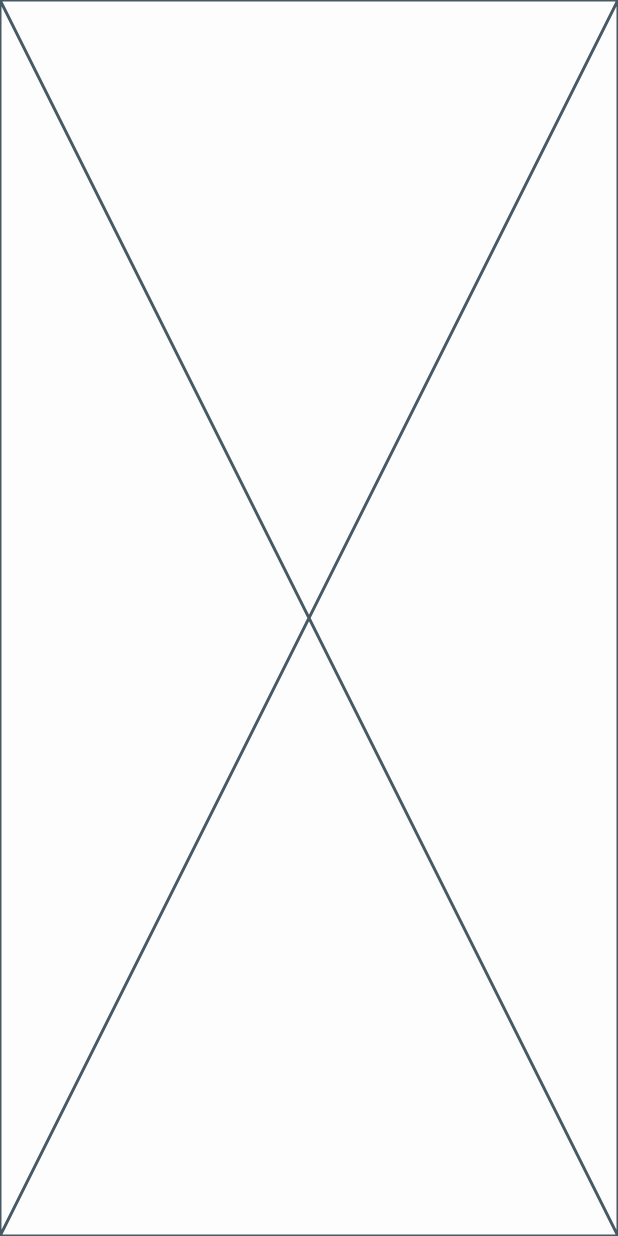
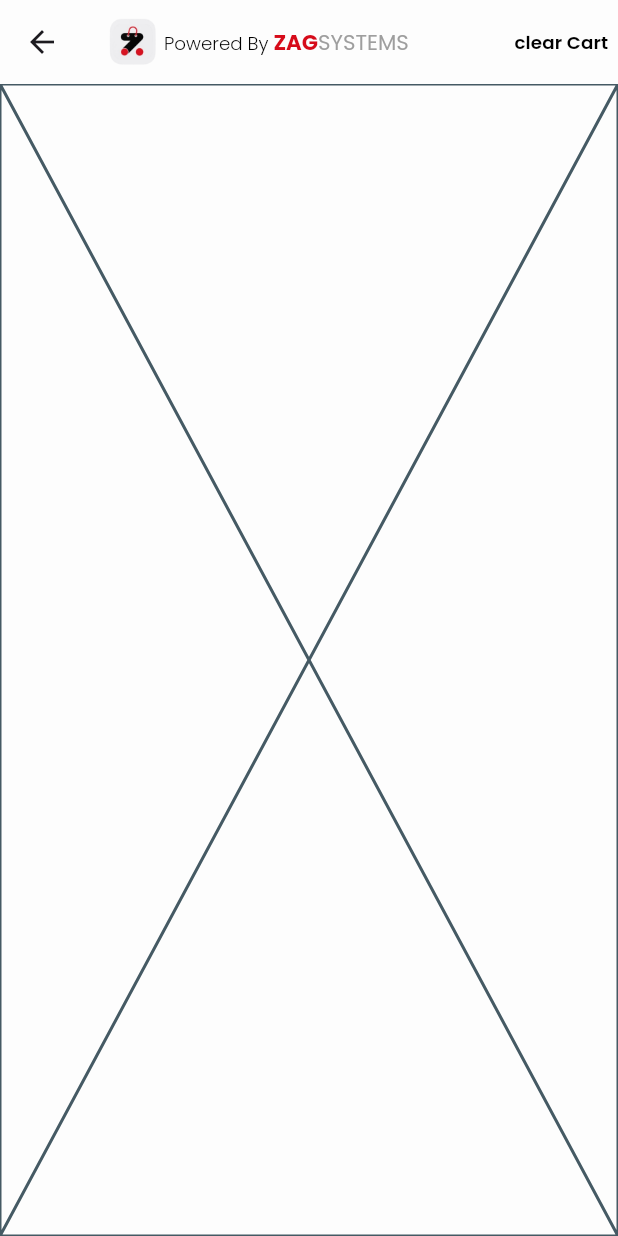
Before and after one commit to basmalahesham/z_store_app, a Flutter app: the CartView screen opened directly, on a phone screen of 412 x 824 dp. Run offline on Flutter 3.47's test engine with Material 3 defaults, Android fonts, the phone set to English and light mode, and no system bars; our stand-ins replace flutter_screenutil, google_fonts.

Commit message:
create custom_app_bar.dart & custom_text_button.dart

```diff
--- a/lib/core/theming/styles/text_styles.dart
+++ b/lib/core/theming/styles/text_styles.dart
@@ -1,10 +1,27 @@
 import 'package:flutter/material.dart';
 import 'package:flutter_screenutil/flutter_screenutil.dart';
+import 'package:google_fonts/google_fonts.dart';
+import 'package:z_store_app/core/theming/colors.dart';
 
 abstract class TextStyles {
-  static TextStyle bold30 = TextStyle(
-    color: Colors.white,
-    fontSize: 30.sp,
+  static TextStyle w300Black12 = GoogleFonts.poppins(
+    color: Colors.black,
+    fontSize: 12.sp,
+    fontWeight: FontWeight.w300,
+  );
+  static TextStyle w600Black12 = GoogleFonts.poppins(
+    color: Colors.black,
+    fontSize: 12.sp,
+    fontWeight: FontWeight.w600,
+  );
+  static TextStyle bold14Red = GoogleFonts.poppins(
+    color: ColorsManager.kSecondaryColor,
+    fontSize: 14.sp,
     fontWeight: FontWeight.bold,
   );
+  static TextStyle w400Gray14 = GoogleFonts.poppins(
+    color: Colors.grey,
+    fontSize: 14.sp,
+    fontWeight: FontWeight.w400,
+  );
 }
--- /dev/null
+++ b/lib/core/widgets/custom_app_bar.dart
@@ -0,0 +1,41 @@
+import 'package:flutter/material.dart';
+import 'package:z_store_app/core/helper/space_extension.dart';
+import 'package:z_store_app/core/theming/colors.dart';
+import 'package:z_store_app/core/theming/styles/text_styles.dart';
+import 'package:z_store_app/generated/assets.dart';
+
+class CustomAppBar extends StatelessWidget implements PreferredSizeWidget {
+  const CustomAppBar({super.key, required this.widget});
+  final Widget widget;
+
+  @override
+  Size get preferredSize => const Size.fromHeight(kToolbarHeight);
+
+  @override
+  Widget build(BuildContext context) {
+    return AppBar(
+      backgroundColor: ColorsManager.kPrimaryColor,
+      elevation: 0,
+      title: Row(
+        children: [
+          Image.asset(Assets.imagesLogo, height: 32),
+          4.width,
+          RichText(
+            text: TextSpan(
+              text: 'Powered By ',
+              style: TextStyles.w300Black12,
+              children: [
+                TextSpan(text: 'ZAG', style: TextStyles.bold14Red),
+                TextSpan(text: 'SYSTEMS', style: TextStyles.w400Gray14),
+              ],
+            ),
+          ),
+        ],
+      ),
+      actions:  [
+        widget,
+        6.width,
+      ],
+    );
+  }
+}
--- /dev/null
+++ b/lib/core/widgets/custom_text_button.dart
@@ -0,0 +1,24 @@
+import 'package:flutter/material.dart';
+import 'package:z_store_app/core/theming/styles/text_styles.dart';
+
+class CustomTextButton extends StatelessWidget {
+  const CustomTextButton({
+    super.key,
+    required this.onPressed,
+    required this.text,
+  });
+  final void Function() onPressed;
+  final String text;
+  @override
+  Widget build(BuildContext context) {
+    return TextButton(
+      onPressed: onPressed,
+      style: TextButton.styleFrom(
+        padding: EdgeInsets.zero,
+        tapTargetSize: MaterialTapTargetSize.shrinkWrap,
+        minimumSize: Size.zero,
+      ),
+      child: Text(text, style: TextStyles.w600Black12),
+    );
+  }
+}
--- a/lib/features/cart/presentation/views/cart_view.dart
+++ b/lib/features/cart/presentation/views/cart_view.dart
@@ -1,4 +1,6 @@
 import 'package:flutter/material.dart';
+import 'package:z_store_app/core/widgets/custom_app_bar.dart';
+import 'package:z_store_app/core/widgets/custom_text_button.dart';
 import 'package:z_store_app/features/cart/presentation/views/widgets/cart_view_body.dart';
 
 class CartView extends StatelessWidget {
@@ -6,6 +8,11 @@ class CartView extends StatelessWidget {
 
   @override
   Widget build(BuildContext context) {
-    return Scaffold(body: SafeArea(child: CartViewBody()));
+    return Scaffold(
+      appBar: CustomAppBar(
+        widget: CustomTextButton(onPressed: () {}, text: 'clear Cart'),
+      ),
+      body: SafeArea(child: CartViewBody()),
+    );
   }
 }
--- a/lib/features/home/presentation/views/home_view.dart
+++ b/lib/features/home/presentation/views/home_view.dart
@@ -1,4 +1,5 @@
 import 'package:flutter/material.dart';
+import 'package:z_store_app/core/widgets/custom_app_bar.dart';
 import 'package:z_store_app/features/home/presentation/views/widgets/home_view_body.dart';
 
 class HomeView extends StatelessWidget {
@@ -6,6 +7,11 @@ class HomeView extends StatelessWidget {
 
   @override
   Widget build(BuildContext context) {
-    return Scaffold(body: SafeArea(child: HomeViewBody()));
+    return Scaffold(
+      appBar: CustomAppBar(
+        widget: Icon(Icons.search, color: Colors.black87, size: 20),
+      ),
+      body: SafeArea(child: HomeViewBody()),
+    );
   }
 }
--- a/lib/features/splash/presentation/views/splash_view.dart
+++ b/lib/features/splash/presentation/views/splash_view.dart
@@ -1,6 +1,7 @@
 import 'package:flutter/material.dart';
 import 'package:z_store_app/core/helper/extensions.dart';
 import 'package:z_store_app/core/routing/routes.dart';
+import 'package:z_store_app/generated/assets.dart';
 
 class SplashView extends StatelessWidget {
   const SplashView({super.key});
@@ -13,7 +14,7 @@ class SplashView extends StatelessWidget {
     );
     return Container(
       decoration: BoxDecoration(
-        image: DecorationImage(image: AssetImage('assets/images/splash.jpg')),
+        image: DecorationImage(image: AssetImage(Assets.imagesSplash)),
       ),
       child: Scaffold(backgroundColor: Colors.transparent),
     );
--- a/lib/features/splash/presentation/views/widgets/splash_view_body.dart
+++ /dev/null
@@ -1,10 +0,0 @@
-import 'package:flutter/cupertino.dart';
-
-class SplashViewBody extends StatelessWidget {
-  const SplashViewBody({super.key});
-
-  @override
-  Widget build(BuildContext context) {
-    return Container();
-  }
-}
--- a/lib/features/wishlist/presentation/views/wishlist_view.dart
+++ b/lib/features/wishlist/presentation/views/wishlist_view.dart
@@ -1,4 +1,6 @@
 import 'package:flutter/material.dart';
+import 'package:z_store_app/core/widgets/custom_app_bar.dart';
+import 'package:z_store_app/core/widgets/custom_text_button.dart';
 import 'package:z_store_app/features/wishlist/presentation/views/widgets/wishlist_view_body.dart';
 
 class WishlistView extends StatelessWidget {
@@ -6,6 +8,11 @@ class WishlistView extends StatelessWidget {
 
   @override
   Widget build(BuildContext context) {
-    return Scaffold(body: SafeArea(child: WishlistViewBody()));
+    return Scaffold(
+      appBar: CustomAppBar(
+        widget: CustomTextButton(onPressed: (){}, text: 'clear Wishlist'),
+      ),
+      body: SafeArea(child: WishlistViewBody()),
+    );
   }
 }
```
Also changed, not shown: assets/images/logo.png (added), lib/generated/assets.dart (added).
